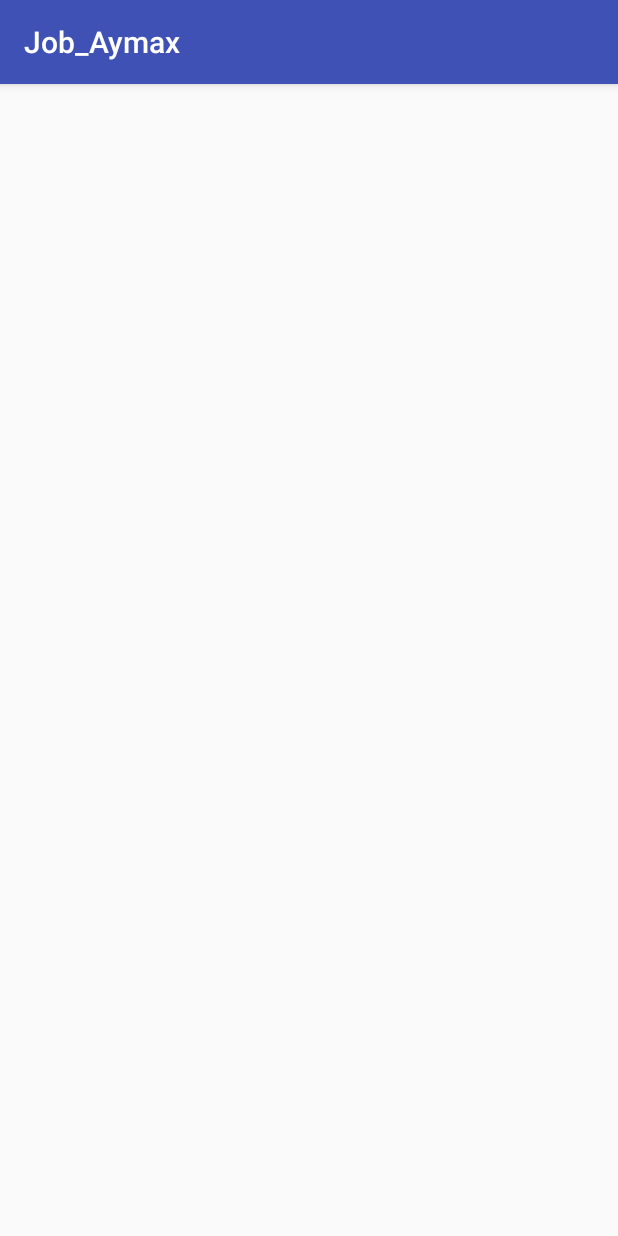
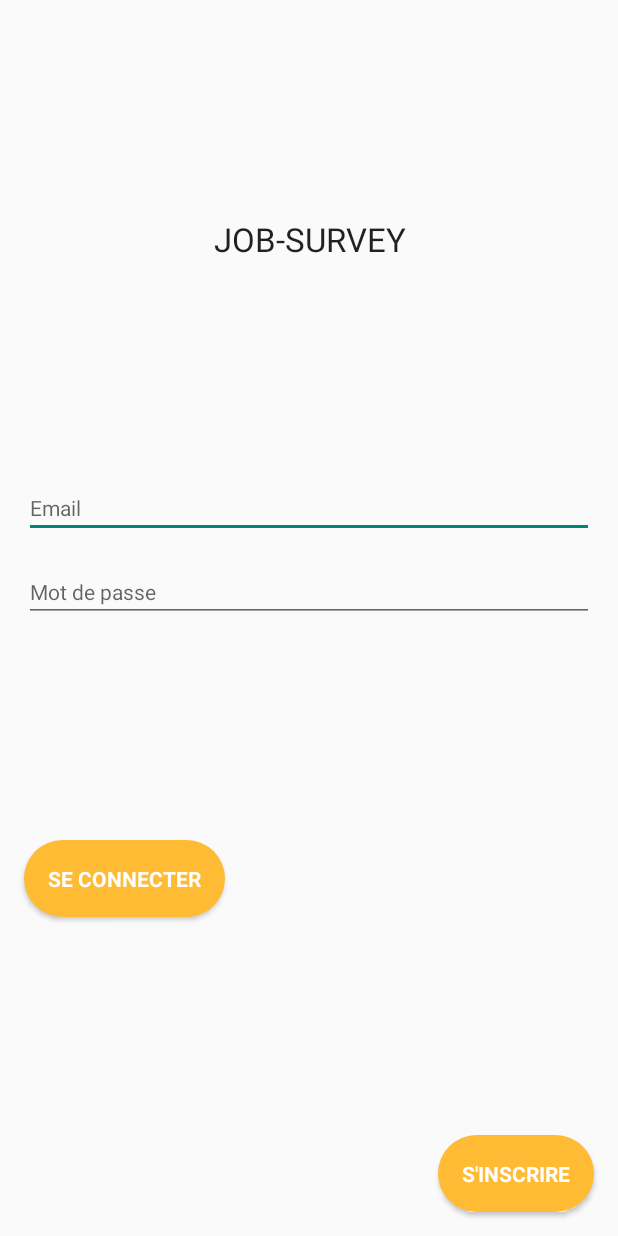
Before and after one commit to normandenis/Job-Survey, an Android app: the screen it shows after launch (OnBoardingViewModel before the commit, SignInViewModel after it), on a phone screen of 412 x 824 dp. Run offline under Robolectric (Android 15) with nearby library versions, the phone set to English and light mode, and no system bars; our stand-ins replace data binding.

Commit message:
First view (sign_in_view)

```diff
--- a/app/src/main/java/jobtrends/job_aymax/OnBoardingViewModel.kt
+++ /dev/null
@@ -1,14 +0,0 @@
-package jobtrends.job_aymax
-
-import android.support.v7.app.AppCompatActivity
-import android.os.Bundle
-
-class OnBoardingViewModel : AppCompatActivity()
-{
-
-	protected fun onCreate(savedInstanceState : Bundle)
-	{
-		super.onCreate(savedInstanceState)
-		setContentView(R.layout.on_boarding_view)
-	}
-}
--- /dev/null
+++ b/app/src/main/java/jobtrends/job_aymax/SignInViewModel.kt
@@ -0,0 +1,22 @@
+package jobtrends.job_aymax
+
+import android.databinding.DataBindingUtil
+import android.os.Bundle
+import android.support.v7.app.AppCompatActivity
+import jobtrends.job_aymax.databinding.SignInViewBinding
+
+class SignInViewModel : AppCompatActivity()
+{
+	override fun onCreate(savedInstanceState : Bundle?)
+	{
+		super.onCreate(savedInstanceState)
+//		setContentView(R.layout.sign_in_view)
+		val binding : SignInViewBinding = DataBindingUtil.setContentView(this, R.layout.sign_in_view)
+		binding.vm = this
+	}
+
+	fun onClick()
+	{
+		println("Salut")
+	}
+}
--- /dev/null
+++ b/app/src/main/res/drawable/rounded_layout.xml
@@ -0,0 +1,7 @@
+<?xml version="1.0" encoding="utf-8"?>
+<shape xmlns:android="http://schemas.android.com/apk/res/android">
+	<solid android:color="@color/colorPrimary"/>
+	<stroke android:width="0dp" android:color="#B1BCBE" />
+	<corners android:radius="64dp"/>
+	<padding android:left="0dp" android:top="0dp" android:right="0dp" android:bottom="0dp" />
+</shape>
--- /dev/null
+++ b/app/src/main/res/layout/sign_in_view.xml
@@ -0,0 +1,96 @@
+<?xml version="1.0" encoding="utf-8"?>
+<layout xmlns:android="http://schemas.android.com/apk/res/android"
+        xmlns:tools="http://schemas.android.com/tools"
+        tools:context="jobtrends.job_aymax.SignInViewModel">
+
+	<data>
+		<variable name="vm"
+		          type="jobtrends.job_aymax.SignInViewModel"/>
+	</data>
+
+	<LinearLayout android:layout_width="match_parent"
+	              android:layout_height="match_parent"
+	              android:orientation="vertical">
+
+		<Space android:layout_width="match_parent"
+		       android:layout_height="wrap_content"
+		       android:layout_weight="1"/>
+
+		<TextView android:layout_width="match_parent"
+		          android:layout_height="wrap_content"
+		          android:layout_marginTop="16dp"
+		          android:layout_marginLeft="16dp"
+		          android:layout_marginRight="16dp"
+		          android:layout_marginBottom="8dp"
+		          android:gravity="center"
+		          android:text="@string/sign_in_view_txt_0"
+		          android:textAppearance="?android:attr/textAppearanceLarge"/>
+
+		<Space android:layout_width="match_parent"
+		       android:layout_height="wrap_content"
+		       android:layout_weight="1"/>
+
+		<EditText android:layout_width="match_parent"
+		          android:layout_height="wrap_content"
+		          android:layout_marginTop="8dp"
+		          android:layout_marginLeft="16dp"
+		          android:layout_marginRight="16dp"
+		          android:layout_marginBottom="8dp"
+		          android:hint="@string/sign_in_view_txt_1"
+		          android:textAppearance="?android:attr/textAppearanceSmall"/>
+
+		<EditText android:layout_width="match_parent"
+		          android:layout_height="wrap_content"
+		          android:inputType="textPassword"
+		          android:layout_marginTop="8dp"
+		          android:layout_marginLeft="16dp"
+		          android:layout_marginRight="16dp"
+		          android:layout_marginBottom="8dp"
+		          android:hint="@string/sign_in_view_txt_2"
+		          android:textAppearance="?android:attr/textAppearanceSmall"/>
+
+		<Space android:layout_width="match_parent"
+		       android:layout_height="wrap_content"
+		       android:layout_weight="1"/>
+
+		<Button android:text="@string/sign_in_view_txt_3"
+		        android:layout_width="wrap_content"
+		        android:layout_height="wrap_content"
+		        android:layout_marginTop="8dp"
+		        android:layout_marginLeft="16dp"
+		        android:layout_marginRight="16dp"
+		        android:layout_marginBottom="8dp"
+		        android:paddingTop="16dp"
+		        android:paddingRight="16dp"
+		        android:paddingBottom="16dp"
+		        android:paddingLeft="16dp"
+		        android:background="@drawable/rounded_layout"
+		        android:textColor="@color/colorAccent"
+		        android:onClick="@{() -> vm.onClick()}"
+		        android:textAppearance="?android:attr/textAppearanceSmall"
+		        android:textStyle="bold"/>
+
+		<Space android:layout_width="match_parent"
+		       android:layout_height="wrap_content"
+		       android:layout_weight="1"/>
+
+		<Button android:text="@string/sign_in_view_txt_4"
+		        android:layout_width="wrap_content"
+		        android:layout_height="wrap_content"
+		        android:layout_gravity="right"
+		        android:layout_marginTop="8dp"
+		        android:layout_marginLeft="16dp"
+		        android:layout_marginRight="16dp"
+		        android:layout_marginBottom="16dp"
+		        android:paddingTop="16dp"
+		        android:paddingRight="16dp"
+		        android:paddingBottom="16dp"
+		        android:paddingLeft="16dp"
+		        android:background="@drawable/rounded_layout"
+		        android:textColor="@color/colorAccent"
+		        android:onClick="@{() -> vm.onClick()}"
+		        android:textAppearance="?android:attr/textAppearanceSmall"
+		        android:textStyle="bold"/>
+	</LinearLayout>
+
+</layout>
--- a/app/src/main/res/values/colors.xml
+++ b/app/src/main/res/values/colors.xml
@@ -1,6 +1,7 @@
 <?xml version="1.0" encoding="utf-8"?>
 <resources>
-	<color name="colorPrimary">#3F51B5</color>
-	<color name="colorPrimaryDark">#303F9F</color>
-	<color name="colorAccent">#FF4081</color>
+	<color name="colorPrimary">@android:color/holo_orange_light</color>
+	<color name="colorPrimaryDark">@android:color/holo_orange_light</color>
+	<color name="colorAccent">@android:color/white</color>
+	<color name="facebook_blue">#305298</color>
 </resources>
--- a/app/src/main/res/values/strings.xml
+++ b/app/src/main/res/values/strings.xml
@@ -1,3 +1,9 @@
 <resources>
 	<string name="app_name">Job_Aymax</string>
+
+	<string name="sign_in_view_txt_0">JOB-SURVEY</string>
+	<string name="sign_in_view_txt_1">Email</string>
+	<string name="sign_in_view_txt_2">Mot de passe</string>
+	<string name="sign_in_view_txt_3">SE CONNECTER</string>
+	<string name="sign_in_view_txt_4">S\'INSCRIRE</string>
 </resources>
--- a/gradle.properties
+++ b/gradle.properties
@@ -11,3 +11,4 @@ org.gradle.jvmargs=-Xmx1536m
 # This option should only be used with decoupled projects. More details, visit
 # http://www.gradle.org/docs/current/userguide/multi_project_builds.html#sec:decoupled_projects
 # org.gradle.parallel=true
+android.databinding.enableV2=true
```
Also changed, not shown: app/build.gradle (+5 -4 lines), app/src/main/AndroidManifest.xml (+14 -8 lines), app/src/main/res/drawable/shadow_rec.xml (added, +20 -0 lines), app/src/main/res/layout/on_boarding_view.xml (deleted, +0 -19 lines), 2 other files.
